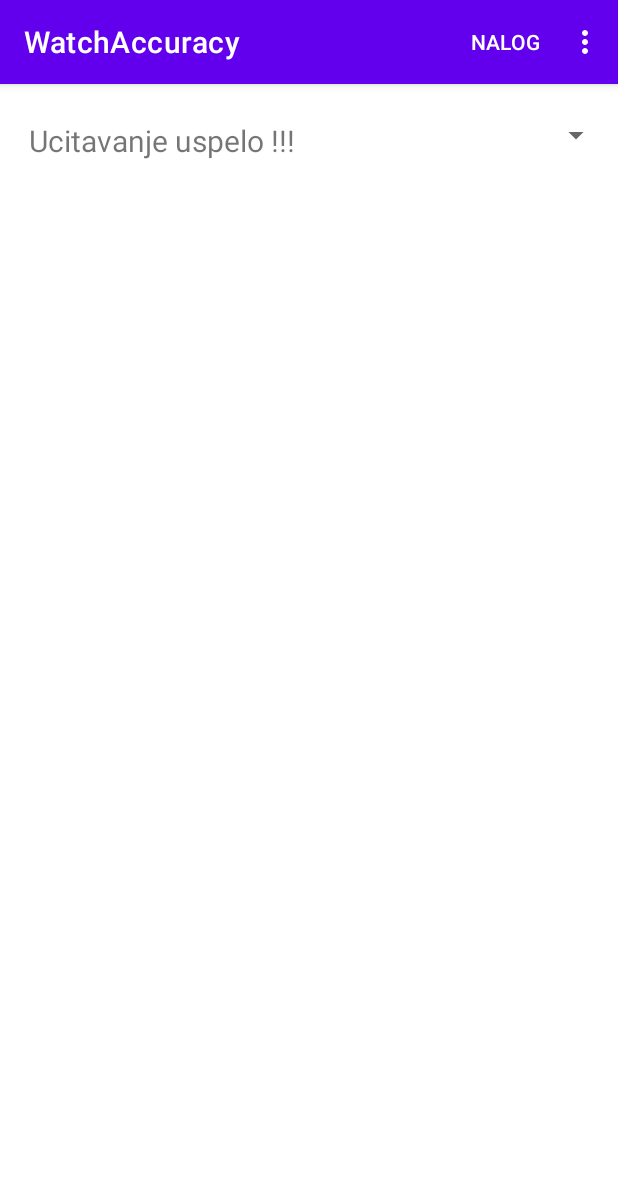
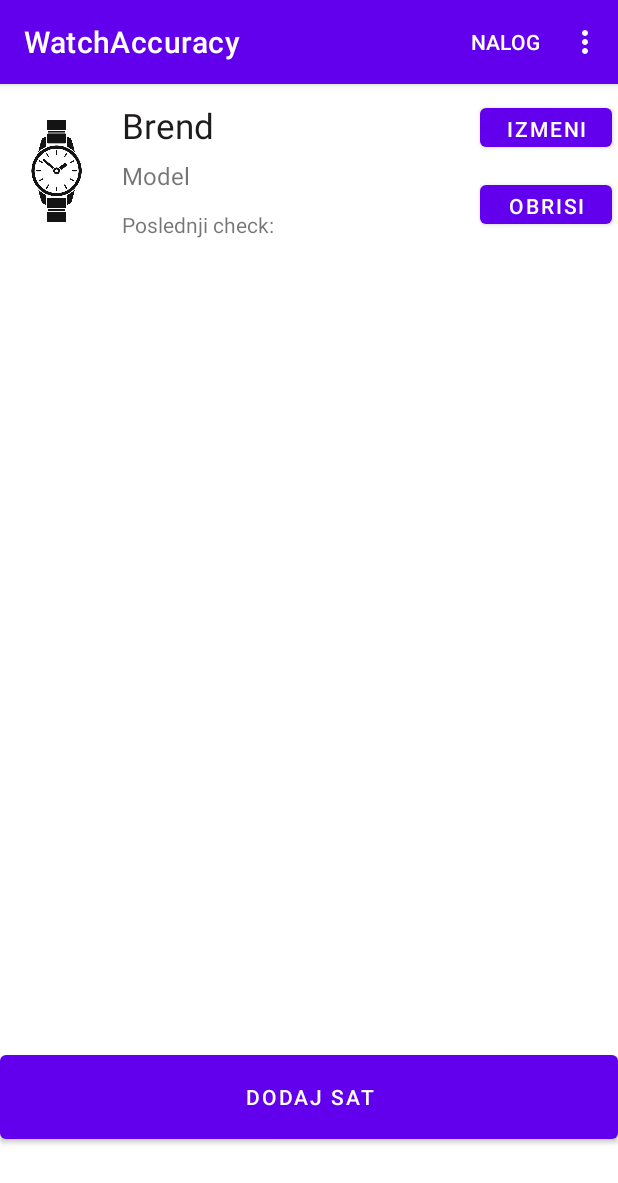
Before and after one commit to marko-smiljanic/Projekat-RMA-2019271380-Marko-Smiljanic, an Android app: the fragment FragmentPocetniEkran placed in its activity, on a phone screen of 412 x 824 dp. Shown: the top 1183 px of the screen. Run offline under Robolectric (Android 15) with nearby library versions, the phone set to English and light mode, and no system bars; our stand-ins replace Volley; 2 statements that could not run were skipped.

Commit message:
kreirane baze za checkpointe i satove
funkcionalnosti baze su testirane i rade,
ostaje da odradim interakciju preko UI

```diff
--- /dev/null
+++ b/WatchAccuracy/app/src/main/java/com/example/watchaccuracy/Baza.java
@@ -0,0 +1,46 @@
+package com.example.watchaccuracy;
+
+import android.content.Context;
+import android.database.sqlite.SQLiteDatabase;
+import android.database.sqlite.SQLiteOpenHelper;
+
+public class Baza extends SQLiteOpenHelper {
+    public static final String BAZA_IME = "watchAccuracyBaza.sqlite";
+
+    public Baza (Context cont){                                    //konstruktor mora da se redefinise sa super konstruktorom
+        super(cont, BAZA_IME, null, 1);
+    }
+
+
+    @Override
+    public void onCreate(SQLiteDatabase db) {
+        String SQL1 = String.format("CREATE TABLE IF NOT EXISTS %s (%s INTEGER PRIMARY KEY AUTOINCREMENT, %s TEXT, %s TEXT);",
+                Sat.TABLE_NAME, Sat.FIELD_ID, Sat.FIELD_MARKA, Sat.FIELD_MODEL);
+
+        String SQL2 = String.format("CREATE TABLE IF NOT EXISTS %s (%s INTEGER PRIMARY KEY AUTOINCREMENT, %s DATETIME, %s DATETIME, %s DATETIME, %s DATETIME, %s DATETIME, %s DATETIME, %s DATETIME, %s TEXT, %s INTEGER NOT NULL);",
+                Checkpoint.TABLE_NAME, Checkpoint.FIELD_ID, Checkpoint.FIELD_PRVO_VREME_SISTEMSKO, Checkpoint.FIELD_PRVO_VREME_NA_SATU,
+                Checkpoint.FIELD_PRVO_ODSTUPANJE, Checkpoint.FIELD_DRUGO_VREME_SISTEMSKO, Checkpoint.FIELD_DRUGO_VREME_NA_SATU, Checkpoint.FIELD_DRUGO_ODSTUPANJE,
+                Checkpoint.FIELD_KONACNO_ODSTUPANJE, Checkpoint.FIELD_OPIS, Checkpoint.FIELD_SAT_ID);
+
+        db.execSQL(SQL1);
+        db.execSQL(SQL2);
+    }
+
+    @Override
+    public void onUpgrade(SQLiteDatabase db, int i, int i1) {
+        db.execSQL(String.format("DROP TABLE IF EXISTS %s;", Sat.TABLE_NAME));
+        db.execSQL(String.format("DROP TABLE IF EXISTS %s;", Checkpoint.TABLE_NAME));
+
+        onCreate(db);
+    }
+
+    public void brisiSve(SQLiteDatabase db) {
+        db.execSQL(String.format("DROP TABLE IF EXISTS %s;", Sat.TABLE_NAME));
+        db.execSQL(String.format("DROP TABLE IF EXISTS %s;", Checkpoint.TABLE_NAME));
+
+        onCreate(db);                                       //on create obavezno moram pozvati na kraju ako brisem sadrzaj iz tabela!!!!!
+    }
+
+
+
+}
--- a/WatchAccuracy/app/src/main/java/com/example/watchaccuracy/FragmentPocetniEkran.java
+++ b/WatchAccuracy/app/src/main/java/com/example/watchaccuracy/FragmentPocetniEkran.java
@@ -7,6 +7,8 @@ import android.view.MenuInflater;
 import android.view.MenuItem;
 import android.view.View;
 import android.view.ViewGroup;
+import android.widget.Button;
+import android.widget.LinearLayout;
 import android.widget.TextView;
 import android.widget.Toast;
 
@@ -55,7 +57,7 @@ public class FragmentPocetniEkran extends Fragment {  //ovo je u stvari pocetni
     @Override
     public View onCreateView(LayoutInflater inflater, ViewGroup container, Bundle savedInstanceState) {
         View vv = inflater.inflate(R.layout.fragment_pocetni_ekran, container, false);
-        ConstraintLayout l = vv.findViewById(R.id.mainlyt);
+        LinearLayout l = vv.findViewById(R.id.mainLytPocetniEkran);
 
 
         String korisnickoIme = LokalnoCuvanjeSharedPreferences.ucitajUlogovanogKorisnika(getActivity());
@@ -63,7 +65,6 @@ public class FragmentPocetniEkran extends Fragment {  //ovo je u stvari pocetni
             System.out.println("GRESKA");
             return null;
         }
-
 
         //kad god se azurira lista oglasa treba iscrtati
         //ovaj observe odraditi za iscrtavanje satova
@@ -75,24 +76,34 @@ public class FragmentPocetniEkran extends Fragment {  //ovo je u stvari pocetni
 //            }
 //        });
 
-
-
         drawData(l, korisnickoIme);
 
         return vv;
     }
 
-    private void drawData(ConstraintLayout ll, String korisnickoIme){
-        TextView tv = ll.findViewById(R.id.labelaNalog);
-        tv.setText("Ucitavanje uspelo !!!");
+    private void drawData(ViewGroup container, String korisnickoIme){
         //Odradio sam iscrtavanje opcija menija. To je odradjeno u posebnoj metodi menija koja se redefinise i u onCreate fragmenta omogucimo njeno pozivanje
 
-        //TODO: ostalo mi je da odradim satove i njihovo prikazivanje i pravljenje checkpoint-a
+        //napravljena baza za satove i checkpoint-e
+        //TODO: ostalo mi je da odradim na klijentu satove i njihovo prikazivanje i pravljenje checkpoint-a
         //TODO: ogranicenje koje moram imati kod kreiranja satova je: ako nije platio ful verziju setujem on click listener na neki toast koji ga obavestava (u pitanju je dugme dodaj novi sat), bukvalno prekopiram api kod iz fragmenta nalog
         //TODO: ako je platio ful verziju setujem funkcionalnost dodavanja sata
+        container.removeAllViews();
+
+        LayoutInflater inf = getLayoutInflater();
+        View red = inf.inflate(R.layout.layout_sat, null);
+        red.findViewById(R.id.layoutSatRed);
+
+        Button izmeniSat = red.findViewById(R.id.dugmeIzmeniSat);
+        Button obrisiSat = red.findViewById(R.id.dugmeObrisiSat);
+        TextView labelaPoslednjiCheck = red.findViewById(R.id.labelaPoslednjiCheck);
+
+        //nesto .......
 
 
 
+
+        container.addView(red);
     }
 
     @Override
@@ -104,7 +115,6 @@ public class FragmentPocetniEkran extends Fragment {  //ovo je u stvari pocetni
     @Override
     public boolean onOptionsItemSelected(MenuItem item) {                                       //kada se selektuje neki element iz menija, odnosno onclick za menu iteme
         // Handle item selection
-
         FragmentManager fm = getActivity().getSupportFragmentManager();
         FragmentTransaction ft = fm.beginTransaction();
         switch (item.getItemId()) {
--- a/WatchAccuracy/app/src/main/java/com/example/watchaccuracy/MainActivity.java
+++ b/WatchAccuracy/app/src/main/java/com/example/watchaccuracy/MainActivity.java
@@ -5,11 +5,14 @@ import androidx.fragment.app.FragmentManager;
 import androidx.fragment.app.FragmentTransaction;
 
 import android.content.SharedPreferences;
+import android.database.sqlite.SQLiteDatabase;
 import android.os.Bundle;
 import android.widget.Button;
 
 import com.android.volley.RequestQueue;
 import com.android.volley.toolbox.Volley;
+
+import java.util.ArrayList;
 
 public class MainActivity extends AppCompatActivity {
 
@@ -22,6 +25,84 @@ public class MainActivity extends AppCompatActivity {
         //LokalnoCuvanjeSharedPreferences.sacuvajDaLiJeUlogovan(getApplicationContext(), "nije");  //npr u ovom slucaju hocu da mi uvek otvori pocetni ekran za logovanje
         //LokalnoCuvanjeSharedPreferences.sacuvajUlogovanogKorisnika(getApplicationContext(), "");
         //ovo je bukvalno realizovana odjava korisnika, samo sto bih se posle ovoga prebacio na fragment prvo pokretanje
+
+
+        //testiranje baze
+        //4.1, api 26 ili vecu mozemo da koristimo view-tool windows-app inspection, i tada mozemo da posmatramo kako izgleda nasa baza podataka i da pisemo upite, npr. select * da vidimo sadrzaj baze
+
+        //kreiranje baze
+        Baza baza = new Baza(getApplicationContext());
+        SQLiteDatabase db = baza.getWritableDatabase();
+
+        baza.onCreate(db);                                                          //onCreate mozemo ostaviti jer u upitu stoji if not exist, tako da necep ponistiti podatke koje imamo
+        //baza.brisiSve(db, 0, 0);
+        //baza.brisiSve(db);
+
+        BazaSat bazaSat = new BazaSat(baza);
+        BazaCheckpoint bazaCheckpoint = new BazaCheckpoint(baza);
+
+
+        //***********TABELA SATOVI
+
+        //DODAVANJE, RADI!!!
+        //bazaSat.addSat("Orient", "Ray 2");
+
+        //IZMENA, RADI!!!
+        //bazaSat.editSat(1, "NOVA MARKA", "NOVI MODEL");
+
+        //BRISANJE, RADI!!!
+        //bazaSat.deleteSat(1);
+
+        //DOHVATANJE, RADI!!
+//        ArrayList<Sat> lista = new ArrayList<>();
+//        lista = bazaSat.getAllSatovi();
+
+        //dohvatanje jednog, RADI!!!
+//        Sat ss = bazaSat.getOneSat(1);
+//        System.out.println(ss.getMarka());
+
+        //PRIKAZ
+//        System.out.println("U TABELI SATOVI: ");
+//        for (Sat s : lista){
+//            System.out.println(s.getMarka() + " " + s.getModel());
+//        }
+
+        //****************TABELA CHECKPOINTI
+
+        //DODAVANJE, RADI!!!
+//        bazaCheckpoint.addCheckpoint("2021-7-17 23:14:58", "2021-7-17 23:14:58", "2021-7-17 23:14:58",
+//                "2021-7-17 23:14:58", "2021-7-17 23:14:58", "2021-7-17 23:14:58", "2021-7-17 23:14:58",
+//                "Neki opisssssssssssssssssss", 1);
+
+        //IZMENA, RADI!!!
+//        bazaCheckpoint.editCheckpoint(1, "2021-7-17 23:14:58", "2021-7-17 23:14:58", "2021-7-17 23:14:58",
+//                "2021-7-17 23:14:58", "2021-7-17 23:14:58", "2021-7-17 23:14:58", "2021-7-17 23:14:58",
+//                "DRUGI opis SADA PISE IZMENJENOOOOO", 1);
+
+        //BRISANJE, RADI!!!
+        //bazaCheckpoint.deleteCheckpoint(1);
+
+        //DOHVATANJE, RADI!!!
+//        ArrayList<Checkpoint> lista2 = bazaCheckpoint.getAllCheckpointi(2);
+
+        //PRIKAZ
+//        System.out.println("U TABELI CHECKPOINTI: ");
+//        for (Checkpoint c : lista2){
+//            System.out.println(c.getPrvoVremeSistemsko() + " " + c.getPrvoVremeNaSatu() + " "
+//                    + c.getPrvoOdstupanje() + " " + c.getDrugoVremeSistemsko() + " " + c.getDrugoVremeNaSatu() + " "
+//                    + c.getDrugoOdstupanje() + " " + c.getKonacnoOdstupanje() + " " + c.getSatId() + " "
+//                    + c.getOpis());
+//        }
+
+
+
+
+
+        //zbog cega su tipovi u bazi checkpoint ubaceni kao numeric kada sam hteo da budu datetime?
+        //za sada nemam problema i sve radi
+        //nasao sam odgovor. sql lite nema datetime tip i zbog toga on meni skladisti kao numericki, to nije bitno jer ja svakako
+        //pretvaram u string i radim sa njim kada citam iz baze
+        //TODO: da li da ipak promenim tip na TEXT?
 
 
 
@@ -46,4 +127,10 @@ public class MainActivity extends AppCompatActivity {
 
     }
 
+
+
+
+
+
+
 }
--- a/WatchAccuracy/app/src/main/res/layout/fragment_pocetni_ekran.xml
+++ b/WatchAccuracy/app/src/main/res/layout/fragment_pocetni_ekran.xml
@@ -6,33 +6,21 @@
     android:layout_height="match_parent"
     android:orientation="vertical">
 
-    <androidx.constraintlayout.widget.ConstraintLayout
-        android:id="@+id/mainlyt"
+    <ScrollView
         android:layout_width="match_parent"
-        android:layout_height="match_parent">
+        android:layout_height="641dp">
 
-        <TextView
-            android:id="@+id/labelaNalog"
-            android:layout_width="wrap_content"
+        <LinearLayout
+            android:id="@+id/mainLytPocetniEkran"
+            android:layout_width="match_parent"
             android:layout_height="wrap_content"
-            android:layout_marginStart="36dp"
-            android:layout_marginLeft="36dp"
-            android:layout_marginTop="24dp"
-            android:text="Nalog"
-            android:textSize="20sp"
-            app:layout_constraintEnd_toStartOf="@+id/spinnerNalog"
-            app:layout_constraintHorizontal_bias="0.217"
-            app:layout_constraintStart_toStartOf="parent"
-            app:layout_constraintTop_toTopOf="parent" />
+            android:orientation="vertical" />
+    </ScrollView>
 
-        <Spinner
-            android:id="@+id/spinnerNalog"
-            android:layout_width="272dp"
-            android:layout_height="60dp"
-            android:layout_marginTop="4dp"
-            app:layout_constraintEnd_toEndOf="parent"
-            app:layout_constraintHorizontal_bias="0.971"
-            app:layout_constraintStart_toStartOf="parent"
-            app:layout_constraintTop_toTopOf="parent" />
-    </androidx.constraintlayout.widget.ConstraintLayout>
+    <Button
+        android:id="@+id/dodajNoviSat"
+        android:layout_width="match_parent"
+        android:layout_height="68dp"
+        android:text="Dodaj sat" />
+
 </LinearLayout>
--- /dev/null
+++ b/WatchAccuracy/app/src/main/res/layout/layout_sat.xml
@@ -0,0 +1,93 @@
+<?xml version="1.0" encoding="utf-8"?>
+<LinearLayout xmlns:android="http://schemas.android.com/apk/res/android"
+    xmlns:app="http://schemas.android.com/apk/res-auto"
+    xmlns:tools="http://schemas.android.com/tools"
+    android:id="@+id/layoutSatRed"
+    android:layout_width="match_parent"
+    android:layout_height="130dp"
+    android:orientation="vertical">
+
+    <androidx.constraintlayout.widget.ConstraintLayout
+        android:layout_width="match_parent"
+        android:layout_height="115dp">
+
+        <ImageView
+            android:id="@+id/imageView"
+            android:layout_width="75dp"
+            android:layout_height="0dp"
+            android:src="@drawable/defaultslika"
+            app:layout_constraintBottom_toBottomOf="parent"
+            app:layout_constraintStart_toStartOf="parent"
+            app:layout_constraintTop_toTopOf="parent" />
+
+        <TextView
+            android:id="@+id/textView10"
+            android:layout_width="wrap_content"
+            android:layout_height="wrap_content"
+            android:layout_marginStart="6dp"
+            android:layout_marginLeft="6dp"
+            android:layout_marginTop="12dp"
+            android:text="Brend"
+            android:textColor="#1E1B1B"
+            android:textSize="23sp"
+            app:layout_constraintEnd_toEndOf="parent"
+            app:layout_constraintHorizontal_bias="0.0"
+            app:layout_constraintStart_toEndOf="@+id/imageView"
+            app:layout_constraintTop_toTopOf="parent" />
+
+        <TextView
+            android:id="@+id/labelaModel"
+            android:layout_width="wrap_content"
+            android:layout_height="wrap_content"
+            android:layout_marginStart="6dp"
+            android:layout_marginLeft="6dp"
+            android:layout_marginBottom="16dp"
+            android:text="Model"
+            android:textSize="16sp"
+            app:layout_constraintBottom_toBottomOf="parent"
+            app:layout_constraintStart_toEndOf="@+id/imageView"
+            app:layout_constraintTop_toBottomOf="@+id/textView10"
+            app:layout_constraintVertical_bias="0.2" />
+
+        <Button
+            android:id="@+id/dugmeIzmeniSat"
+            android:layout_width="88dp"
+            android:layout_height="38dp"
+            android:layout_marginEnd="4dp"
+            android:layout_marginRight="4dp"
+            android:text="Izmeni"
+            app:layout_constraintBottom_toBottomOf="parent"
+            app:layout_constraintEnd_toEndOf="parent"
+            app:layout_constraintTop_toTopOf="parent"
+            app:layout_constraintVertical_bias="0.125" />
+
+        <Button
+            android:id="@+id/dugmeObrisiSat"
+            android:layout_width="88dp"
+            android:layout_height="38dp"
+            android:layout_marginEnd="4dp"
+            android:layout_marginRight="4dp"
+            android:text="Obrisi"
+            app:layout_constraintBottom_toBottomOf="parent"
+            app:layout_constraintEnd_toEndOf="parent"
+            app:layout_constraintTop_toBottomOf="@+id/dugmeIzmeniSat"
+            app:layout_constraintVertical_bias="0.448" />
+
+        <TextView
+            android:id="@+id/labelaPoslednjiCheck"
+            android:layout_width="108dp"
+            android:layout_height="23dp"
+            android:layout_marginStart="6dp"
+            android:layout_marginLeft="6dp"
+            android:layout_marginEnd="108dp"
+            android:layout_marginRight="108dp"
+            android:layout_marginBottom="8dp"
+            android:text="Poslednji check:"
+            app:layout_constraintBottom_toBottomOf="parent"
+            app:layout_constraintEnd_toEndOf="parent"
+            app:layout_constraintHorizontal_bias="0.0"
+            app:layout_constraintStart_toEndOf="@+id/imageView" />
+
+    </androidx.constraintlayout.widget.ConstraintLayout>
+
+</LinearLayout>
```
Also changed, not shown: WatchAccuracy/app/src/main/java/com/example/watchaccuracy/BazaCheckpoint.java (added, +107 -0 lines), WatchAccuracy/app/src/main/java/com/example/watchaccuracy/BazaSat.java (added, +88 -0 lines), WatchAccuracy/app/src/main/java/com/example/watchaccuracy/Checkpoint.java (added, +148 -0 lines), WatchAccuracy/app/src/main/java/com/example/watchaccuracy/Sat.java (added, +63 -0 lines), WatchAccuracy/app/src/main/res/drawable/defaultslika.jpg (added), 2 other files.
